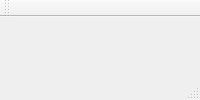
tjogler/aqua-control, file AquaControl/mainwindow.ui: the form before one commit.
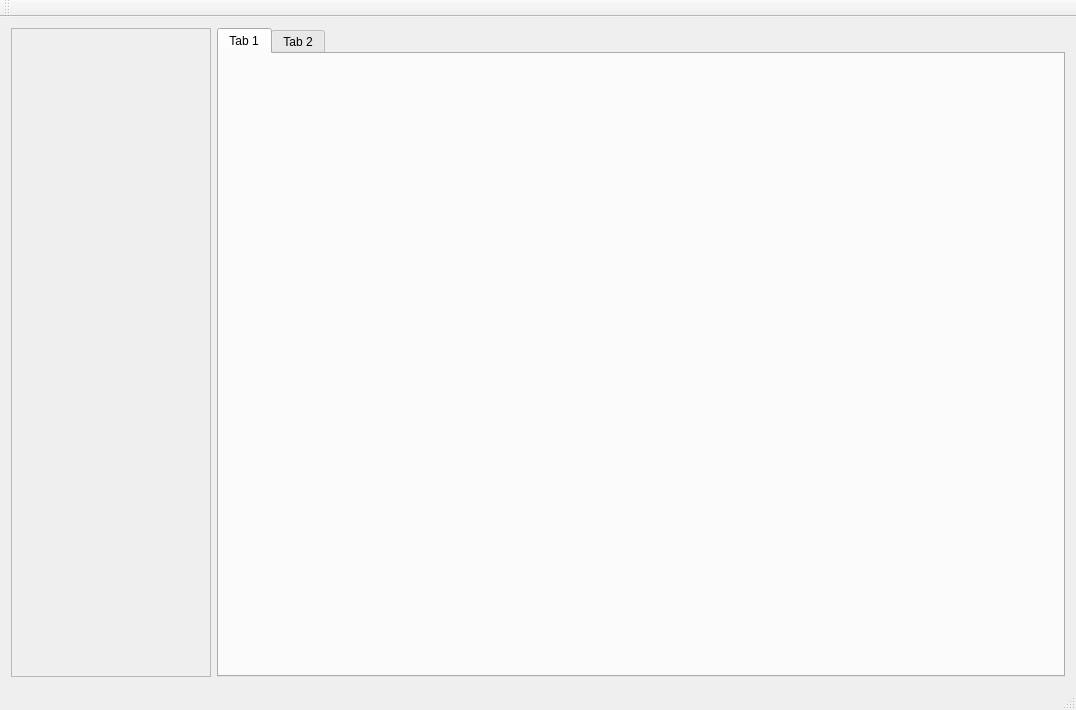
The form after the commit.

Commit message: test Qt compatibility

Diff of the .ui file:
```diff
--- a/AquaControl/mainwindow.ui
+++ b/AquaControl/mainwindow.ui
@@ -2,10 +2,57 @@
 <ui version="4.0">
  <class>MainWindow</class>
  <widget class="QMainWindow" name="MainWindow">
+  <property name="geometry">
+   <rect>
+    <x>0</x>
+    <y>0</y>
+    <width>1076</width>
+    <height>710</height>
+   </rect>
+  </property>
   <property name="windowTitle">
    <string>MainWindow</string>
   </property>
-  <widget class="QWidget" name="centralWidget"/>
+  <widget class="QWidget" name="centralWidget">
+   <layout class="QGridLayout" name="gridLayout">
+    <item row="0" column="1">
+     <widget class="QTabWidget" name="tabWidget">
+      <property name="minimumSize">
+       <size>
+        <width>200</width>
+        <height>200</height>
+       </size>
+      </property>
+      <widget class="QWidget" name="tab">
+       <attribute name="title">
+        <string>Tab 1</string>
+       </attribute>
+      </widget>
+      <widget class="QWidget" name="tab_2">
+       <attribute name="title">
+        <string>Tab 2</string>
+       </attribute>
+      </widget>
+     </widget>
+    </item>
+    <item row="0" column="0">
+     <widget class="QFrame" name="frame">
+      <property name="minimumSize">
+       <size>
+        <width>200</width>
+        <height>200</height>
+       </size>
+      </property>
+      <property name="frameShape">
+       <enum>QFrame::StyledPanel</enum>
+      </property>
+      <property name="frameShadow">
+       <enum>QFrame::Raised</enum>
+      </property>
+     </widget>
+    </item>
+   </layout>
+  </widget>
   <widget class="QMenuBar" name="menuBar">
    <property name="geometry">
     <rect>
```
Left out of the diff: 4 changed lines with no effect on the pictures.
